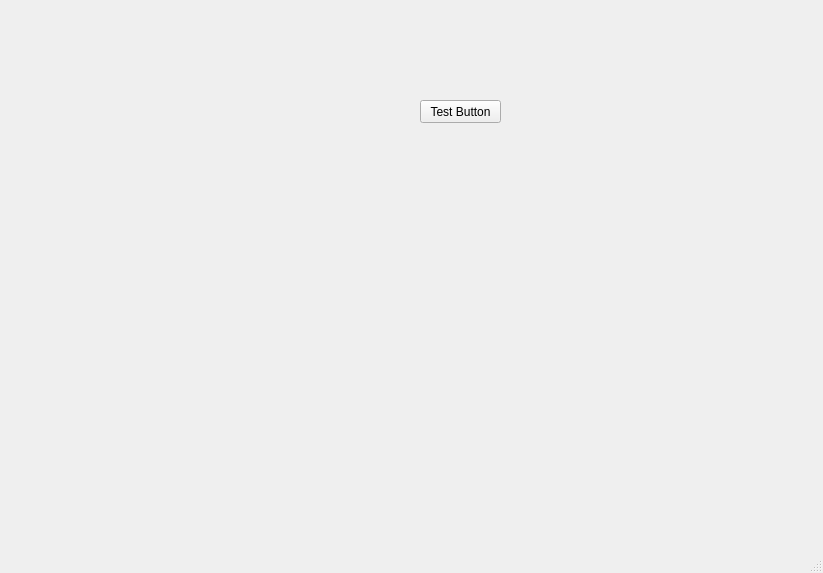
This is Source_Code/ui/MainWindow.ui in juvus/CNN_Train_Using_PSO as Qt 5 draws it before an edit. The edited form follows.
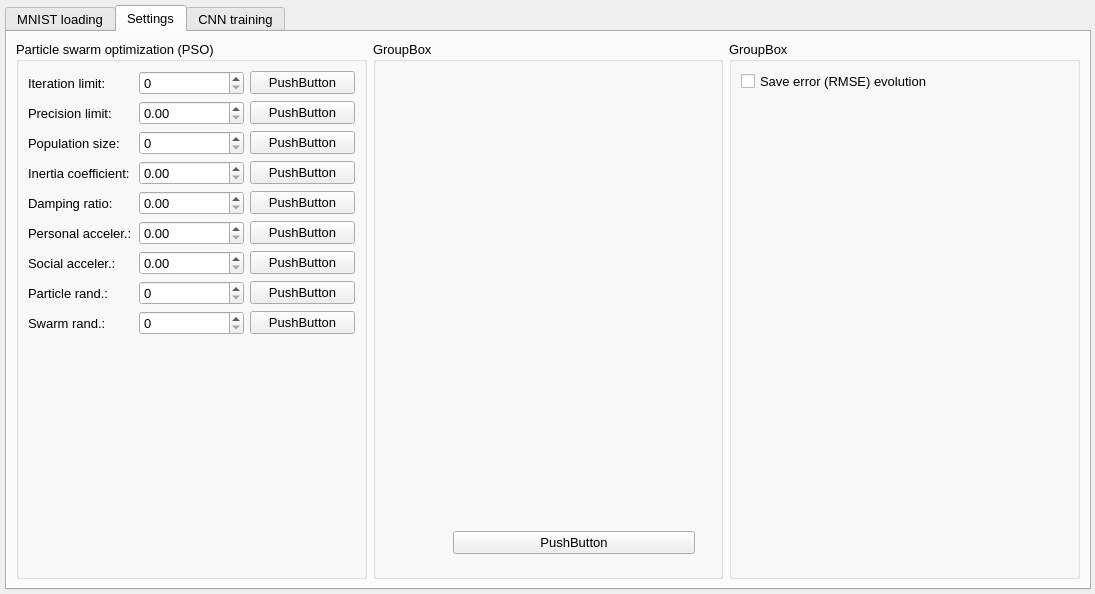
This is the edited form. Icons and pictures are not drawn.

Commit message: Development of the application GUI. PSO settings were prepared.

```diff
--- a/Source_Code/ui/MainWindow.ui
+++ b/Source_Code/ui/MainWindow.ui
@@ -6,55 +6,727 @@
    <rect>
     <x>0</x>
     <y>0</y>
-    <width>823</width>
-    <height>573</height>
+    <width>1095</width>
+    <height>594</height>
    </rect>
   </property>
+  <property name="font">
+   <font>
+    <family>Arial</family>
+    <pointsize>10</pointsize>
+    <bold>false</bold>
+   </font>
+  </property>
   <property name="windowTitle">
-   <string>MainWindow</string>
+   <string>CNN Train Using PSO</string>
+  </property>
+  <property name="windowIcon">
+   <iconset resource="../resources/resources.qrc">
+    <normaloff>:/res/icon.png</normaloff>:/res/icon.png</iconset>
+  </property>
+  <property name="iconSize">
+   <size>
+    <width>24</width>
+    <height>24</height>
+   </size>
+  </property>
+  <property name="tabShape">
+   <enum>QTabWidget::Rounded</enum>
   </property>
   <widget class="QWidget" name="centralwidget">
-   <widget class="QPushButton" name="pushButton">
-    <property name="geometry">
-     <rect>
-      <x>420</x>
-      <y>100</y>
-      <width>81</width>
-      <height>23</height>
-     </rect>
+   <layout class="QVBoxLayout" name="verticalLayout">
+    <property name="spacing">
+     <number>6</number>
     </property>
-    <property name="text">
-     <string>Test Button</string>
+    <property name="leftMargin">
+     <number>5</number>
     </property>
-   </widget>
-   <widget class="QLabel" name="label">
-    <property name="geometry">
-     <rect>
-      <x>40</x>
-      <y>30</y>
-      <width>281</width>
-      <height>321</height>
-     </rect>
+    <property name="topMargin">
+     <number>5</number>
     </property>
-    <property name="text">
-     <string/>
+    <property name="rightMargin">
+     <number>4</number>
     </property>
-    <property name="pixmap">
-     <pixmap resource="../resources/resources.qrc">:/res/home.png</pixmap>
+    <property name="bottomMargin">
+     <number>4</number>
     </property>
-   </widget>
+    <item>
+     <widget class="QTabWidget" name="tab_tabControl">
+      <property name="tabShape">
+       <enum>QTabWidget::Rounded</enum>
+      </property>
+      <property name="currentIndex">
+       <number>1</number>
+      </property>
+      <property name="usesScrollButtons">
+       <bool>true</bool>
+      </property>
+      <widget class="QWidget" name="tab_pageMNISTLoading">
+       <attribute name="title">
+        <string>MNIST loading</string>
+       </attribute>
+      </widget>
+      <widget class="QWidget" name="tab_pageSettings">
+       <attribute name="title">
+        <string>Settings</string>
+       </attribute>
+       <layout class="QHBoxLayout" name="horizontalLayout">
+        <property name="leftMargin">
+         <number>9</number>
+        </property>
+        <property name="topMargin">
+         <number>9</number>
+        </property>
+        <item>
+         <widget class="QGroupBox" name="grb_PSOAlgSettings">
+          <property name="font">
+           <font>
+            <family>Arial</family>
+            <pointsize>10</pointsize>
+            <bold>false</bold>
+           </font>
+          </property>
+          <property name="title">
+           <string>Particle swarm optimization (PSO)</string>
+          </property>
+          <property name="flat">
+           <bool>false</bool>
+          </property>
+          <property name="checkable">
+           <bool>false</bool>
+          </property>
+          <layout class="QVBoxLayout" name="verticalLayout_2">
+           <property name="spacing">
+            <number>6</number>
+           </property>
+           <item>
+            <widget class="QFrame" name="frame">
+             <property name="frameShape">
+              <enum>QFrame::NoFrame</enum>
+             </property>
+             <property name="frameShadow">
+              <enum>QFrame::Plain</enum>
+             </property>
+             <property name="lineWidth">
+              <number>0</number>
+             </property>
+             <layout class="QHBoxLayout" name="horizontalLayout_2">
+              <property name="spacing">
+               <number>6</number>
+              </property>
+              <property name="leftMargin">
+               <number>0</number>
+              </property>
+              <property name="topMargin">
+               <number>0</number>
+              </property>
+              <property name="rightMargin">
+               <number>0</number>
+              </property>
+              <property name="bottomMargin">
+               <number>0</number>
+              </property>
+              <item>
+               <widget class="QLabel" name="label">
+                <property name="minimumSize">
+                 <size>
+                  <width>105</width>
+                  <height>0</height>
+                 </size>
+                </property>
+                <property name="text">
+                 <string>Iteration limit:</string>
+                </property>
+               </widget>
+              </item>
+              <item>
+               <widget class="QSpinBox" name="spinBox">
+                <property name="frame">
+                 <bool>true</bool>
+                </property>
+                <property name="buttonSymbols">
+                 <enum>QAbstractSpinBox::UpDownArrows</enum>
+                </property>
+                <property name="maximum">
+                 <number>1000000000</number>
+                </property>
+               </widget>
+              </item>
+              <item>
+               <widget class="QPushButton" name="pushButton_2">
+                <property name="text">
+                 <string>PushButton</string>
+                </property>
+               </widget>
+              </item>
+             </layout>
+            </widget>
+           </item>
+           <item>
+            <widget class="QFrame" name="frame_2">
+             <property name="frameShape">
+              <enum>QFrame::NoFrame</enum>
+             </property>
+             <property name="frameShadow">
+              <enum>QFrame::Raised</enum>
+             </property>
+             <property name="lineWidth">
+              <number>0</number>
+             </property>
+             <layout class="QHBoxLayout" name="horizontalLayout_3">
+              <property name="spacing">
+               <number>6</number>
+              </property>
+              <property name="leftMargin">
+               <number>0</number>
+              </property>
+              <property name="topMargin">
+               <number>0</number>
+              </property>
+              <property name="rightMargin">
+               <number>0</number>
+              </property>
+              <property name="bottomMargin">
+               <number>0</number>
+              </property>
+              <item>
+               <widget class="QLabel" name="label_2">
+                <property name="minimumSize">
+                 <size>
+                  <width>105</width>
+                  <height>0</height>
+                 </size>
+                </property>
+                <property name="text">
+                 <string>Precision limit:</string>
+                </property>
+               </widget>
+              </item>
+              <item>
+               <widget class="QDoubleSpinBox" name="doubleSpinBox">
+                <property name="maximum">
+                 <double>1000.000000000000000</double>
+                </property>
+                <property name="singleStep">
+                 <double>0.100000000000000</double>
+                </property>
+               </widget>
+              </item>
+              <item>
+               <widget class="QPushButton" name="pushButton_3">
+                <property name="text">
+                 <string>PushButton</string>
+                </property>
+               </widget>
+              </item>
+             </layout>
+            </widget>
+           </item>
+           <item>
+            <widget class="QFrame" name="frame_3">
+             <property name="frameShape">
+              <enum>QFrame::NoFrame</enum>
+             </property>
+             <property name="frameShadow">
+              <enum>QFrame::Raised</enum>
+             </property>
+             <layout class="QHBoxLayout" name="horizontalLayout_4">
+              <property name="spacing">
+               <number>6</number>
+              </property>
+              <property name="leftMargin">
+               <number>0</number>
+              </property>
+              <property name="topMargin">
+               <number>0</number>
+              </property>
+              <property name="rightMargin">
+               <number>0</number>
+              </property>
+              <property name="bottomMargin">
+               <number>0</number>
+              </property>
+              <item>
+               <widget class="QLabel" name="label_3">
+                <property name="minimumSize">
+                 <size>
+                  <width>105</width>
+                  <height>0</height>
+                 </size>
+                </property>
+                <property name="text">
+                 <string>Population size:</string>
+                </property>
+               </widget>
+              </item>
+              <item>
+               <widget class="QSpinBox" name="spinBox_3">
+                <property name="maximum">
+                 <number>1000</number>
+                </property>
+               </widget>
+              </item>
+              <item>
+               <widget class="QPushButton" name="pushButton_4">
+                <property name="text">
+                 <string>PushButton</string>
+                </property>
+               </widget>
+              </item>
+             </layout>
+            </widget>
+           </item>
+           <item>
+            <widget class="QFrame" name="frame_4">
+             <property name="frameShape">
+              <enum>QFrame::NoFrame</enum>
+             </property>
+             <property name="frameShadow">
+              <enum>QFrame::Raised</enum>
+             </property>
+             <layout class="QHBoxLayout" name="horizontalLayout_5">
+              <property name="spacing">
+               <number>6</number>
+              </property>
+              <property name="leftMargin">
+               <number>0</number>
+              </property>
+              <property name="topMargin">
+               <number>0</number>
+              </property>
+              <property name="rightMargin">
+               <number>0</number>
+              </property>
+              <property name="bottomMargin">
+               <number>0</number>
+              </property>
+              <item>
+               <widget class="QLabel" name="label_4">
+                <property name="minimumSize">
+                 <size>
+                  <width>105</width>
+                  <height>0</height>
+                 </size>
+                </property>
+                <property name="text">
+                 <string>Inertia coefficient:</string>
+                </property>
+               </widget>
+              </item>
+              <item>
+               <widget class="QDoubleSpinBox" name="doubleSpinBox_2">
+                <property name="maximum">
+                 <double>1000.000000000000000</double>
+                </property>
+                <property name="singleStep">
+                 <double>0.100000000000000</double>
+                </property>
+               </widget>
+              </item>
+              <item>
+               <widget class="QPushButton" name="pushButton_5">
+                <property name="text">
+                 <string>PushButton</string>
+                </property>
+               </widget>
+              </item>
+             </layout>
+            </widget>
+           </item>
+           <item>
+            <widget class="QFrame" name="frame_5">
+             <property name="frameShape">
+              <enum>QFrame::NoFrame</enum>
+             </property>
+             <property name="frameShadow">
+              <enum>QFrame::Raised</enum>
+             </property>
+             <property name="lineWidth">
+              <number>0</number>
+             </property>
+             <layout class="QHBoxLayout" name="horizontalLayout_6">
+              <property name="spacing">
+               <number>6</number>
+              </property>
+              <property name="leftMargin">
+               <number>0</number>
+              </property>
+              <property name="topMargin">
+               <number>0</number>
+              </property>
+              <property name="rightMargin">
+               <number>0</number>
+              </property>
+              <property name="bottomMargin">
+               <number>0</number>
+              </property>
+              <item>
+               <widget class="QLabel" name="label_5">
+                <property name="minimumSize">
+                 <size>
+                  <width>105</width>
+                  <height>0</height>
+                 </size>
+                </property>
+                <property name="text">
+                 <string>Damping ratio:</string>
+                </property>
+               </widget>
+              </item>
+              <item>
+               <widget class="QDoubleSpinBox" name="doubleSpinBox_3">
+                <property name="maximum">
+                 <double>1.000000000000000</double>
+                </property>
+                <property name="singleStep">
+                 <double>0.100000000000000</double>
+                </property>
+               </widget>
+              </item>
+              <item>
+               <widget class="QPushButton" name="pushButton_6">
+                <property name="text">
+                 <string>PushButton</string>
+                </property>
+               </widget>
+              </item>
+             </layout>
+            </widget>
+           </item>
+           <item>
+            <widget class="QFrame" name="frame_6">
+             <property name="frameShape">
+              <enum>QFrame::NoFrame</enum>
+             </property>
+             <property name="frameShadow">
+              <enum>QFrame::Raised</enum>
+             </property>
+             <property name="lineWidth">
+              <number>0</number>
+             </property>
+             <layout class="QHBoxLayout" name="horizontalLayout_7">
+              <property name="spacing">
+               <number>6</number>
+              </property>
+              <property name="leftMargin">
+               <number>0</number>
+              </property>
+              <property name="topMargin">
+               <number>0</number>
+              </property>
+              <property name="rightMargin">
+               <number>0</number>
+              </property>
+              <property name="bottomMargin">
+               <number>0</number>
+              </property>
+              <item>
+               <widget class="QLabel" name="label_6">
+                <property name="minimumSize">
+                 <size>
+                  <width>105</width>
+                  <height>0</height>
+                 </size>
+                </property>
+                <property name="text">
+                 <string>Personal acceler.:</string>
+                </property>
+               </widget>
+              </item>
+              <item>
+               <widget class="QDoubleSpinBox" name="doubleSpinBox_4">
+                <property name="maximum">
+                 <double>1000.000000000000000</double>
+                </property>
+                <property name="singleStep">
+                 <double>0.100000000000000</double>
+                </property>
+               </widget>
+              </item>
+              <item>
+               <widget class="QPushButton" name="pushButton_7">
+                <property name="text">
+                 <string>PushButton</string>
+                </property>
+               </widget>
+              </item>
+             </layout>
+            </widget>
+           </item>
+           <item>
+            <widget class="QFrame" name="frame_7">
+             <property name="frameShape">
+              <enum>QFrame::NoFrame</enum>
+             </property>
+             <property name="frameShadow">
+              <enum>QFrame::Raised</enum>
+             </property>
+             <property name="lineWidth">
+              <number>0</number>
+             </property>
+             <layout class="QHBoxLayout" name="horizontalLayout_8">
+              <property name="spacing">
+               <number>6</number>
+              </property>
+              <property name="leftMargin">
+               <number>0</number>
+              </property>
+              <property name="topMargin">
+               <number>0</number>
+              </property>
+              <property name="rightMargin">
+               <number>0</number>
+              </property>
+              <property name="bottomMargin">
+               <number>0</number>
+              </property>
+              <item>
+               <widget class="QLabel" name="label_7">
+                <property name="minimumSize">
+                 <size>
+                  <width>105</width>
+                  <height>0</height>
+                 </size>
+                </property>
+                <property name="text">
+                 <string>Social acceler.:</string>
+                </property>
+               </widget>
+              </item>
+              <item>
+               <widget class="QDoubleSpinBox" name="doubleSpinBox_5">
+                <property name="maximum">
+                 <double>1000.000000000000000</double>
+                </property>
+                <property name="singleStep">
+                 <double>0.100000000000000</double>
+                </property>
+               </widget>
+              </item>
+              <item>
+               <widget class="QPushButton" name="pushButton_8">
+                <property name="text">
+                 <string>PushButton</string>
+                </property>
+               </widget>
+              </item>
+             </layout>
+            </widget>
+           </item>
+           <item>
+            <widget class="QFrame" name="frame_8">
+             <property name="frameShape">
+              <enum>QFrame::NoFrame</enum>
+             </property>
+             <property name="frameShadow">
+              <enum>QFrame::Raised</enum>
+             </property>
+             <property name="lineWidth">
+              <number>0</number>
+             </property>
+             <layout class="QHBoxLayout" name="horizontalLayout_9">
+              <property name="spacing">
+               <number>6</number>
+              </property>
+              <property name="leftMargin">
+               <number>0</number>
+              </property>
+              <property name="topMargin">
+               <number>0</number>
+              </property>
+              <property name="rightMargin">
+               <number>0</number>
+              </property>
+              <property name="bottomMargin">
+               <number>0</number>
+              </property>
+              <item>
+               <widget class="QLabel" name="label_8">
+                <property name="minimumSize">
+                 <size>
+                  <width>105</width>
+                  <height>0</height>
+                 </size>
+                </property>
+                <property name="text">
+                 <string>Particle rand.:</string>
+                </property>
+               </widget>
+              </item>
+              <item>
+               <widget class="QSpinBox" name="spinBox_2">
+                <property name="maximum">
+                 <number>1000</number>
+                </property>
+               </widget>
+              </item>
+              <item>
+               <widget class="QPushButton" name="pushButton_9">
+                <property name="text">
+                 <string>PushButton</string>
+                </property>
+               </widget>
+              </item>
+             </layout>
+            </widget>
+           </item>
+           <item>
+            <widget class="QFrame" name="frame_9">
+             <property name="frameShape">
+              <enum>QFrame::NoFrame</enum>
+             </property>
+             <property name="frameShadow">
+              <enum>QFrame::Raised</enum>
+             </property>
+             <property name="lineWidth">
+              <number>0</number>
+             </property>
+             <layout class="QHBoxLayout" name="horizontalLayout_10">
+              <property name="spacing">
+               <number>6</number>
+              </property>
+              <property name="leftMargin">
+               <number>0</number>
+              </property>
+              <property name="topMargin">
+               <number>0</number>
+              </property>
+              <property name="rightMargin">
+               <number>0</number>
+              </property>
+              <property name="bottomMargin">
+               <number>0</number>
+              </property>
+              <item>
+               <widget class="QLabel" name="label_9">
+                <property name="minimumSize">
+                 <size>
+                  <width>105</width>
+                  <height>0</height>
+                 </size>
+                </property>
+                <property name="text">
+                 <string>Swarm rand.:</string>
+                </property>
+               </widget>
+              </item>
+              <item>
+               <widget class="QSpinBox" name="spinBox_4">
+                <property name="maximum">
+                 <number>1000000000</number>
+                </property>
+               </widget>
+              </item>
+              <item>
+               <widget class="QPushButton" name="pushButton_10">
+                <property name="text">
+                 <string>PushButton</string>
+                </property>
+               </widget>
+              </item>
+             </layout>
+            </widget>
+           </item>
+           <item>
+            <widget class="QFrame" name="frame_10">
+             <property name="frameShape">
+              <enum>QFrame::NoFrame</enum>
+             </property>
+             <property name="frameShadow">
+              <enum>QFrame::Raised</enum>
+             </property>
+             <layout class="QHBoxLayout" name="horizontalLayout_11">
+              <property name="leftMargin">
+               <number>0</number>
+              </property>
+              <property name="topMargin">
+               <number>0</number>
+              </property>
+              <property name="rightMargin">
+               <number>0</number>
+              </property>
+              <property name="bottomMargin">
+               <number>0</number>
+              </property>
+             </layout>
+            </widget>
+           </item>
+           <item>
+            <spacer name="verticalSpacer">
+             <property name="orientation">
+              <enum>Qt::Vertical</enum>
+             </property>
+             <property name="sizeHint" stdset="0">
+              <size>
+               <width>20</width>
+               <height>40</height>
+              </size>
+             </property>
+            </spacer>
+           </item>
+          </layout>
+         </widget>
+        </item>
+        <item>
+         <widget class="QGroupBox" name="groupBox">
+          <property name="title">
+           <string>GroupBox</string>
+          </property>
+          <widget class="QPushButton" name="pushButton">
+           <property name="geometry">
+            <rect>
+             <x>80</x>
+             <y>490</y>
+             <width>242</width>
+             <height>23</height>
+            </rect>
+           </property>
+           <property name="text">
+            <string>PushButton</string>
+           </property>
+          </widget>
+         </widget>
+        </item>
+        <item>
+         <widget class="QGroupBox" name="groupBox_2">
+          <property name="title">
+           <string>GroupBox</string>
+          </property>
+          <layout class="QVBoxLayout" name="verticalLayout_3">
+           <item>
+            <widget class="QCheckBox" name="checkBox">
+             <property name="text">
+              <string>Save error (RMSE) evolution</string>
+             </property>
+            </widget>
+           </item>
+           <item>
+            <spacer name="verticalSpacer_2">
+             <property name="orientation">
+              <enum>Qt::Vertical</enum>
+             </property>
+             <property name="sizeHint" stdset="0">
+              <size>
+               <width>20</width>
+               <height>40</height>
+              </size>
+             </property>
+            </spacer>
+           </item>
+          </layout>
+         </widget>
+        </item>
+       </layout>
+      </widget>
+      <widget class="QWidget" name="tab_pageCNNTraining">
+       <attribute name="title">
+        <string>CNN training</string>
+       </attribute>
+      </widget>
+     </widget>
+    </item>
+   </layout>
   </widget>
-  <widget class="QMenuBar" name="menubar">
-   <property name="geometry">
-    <rect>
-     <x>0</x>
-     <y>0</y>
-     <width>823</width>
-     <height>21</height>
-    </rect>
-   </property>
-  </widget>
-  <widget class="QStatusBar" name="statusbar"/>
  </widget>
  <resources>
   <include location="../resources/resources.qrc"/>
```
The commit also changes 7 other files.
